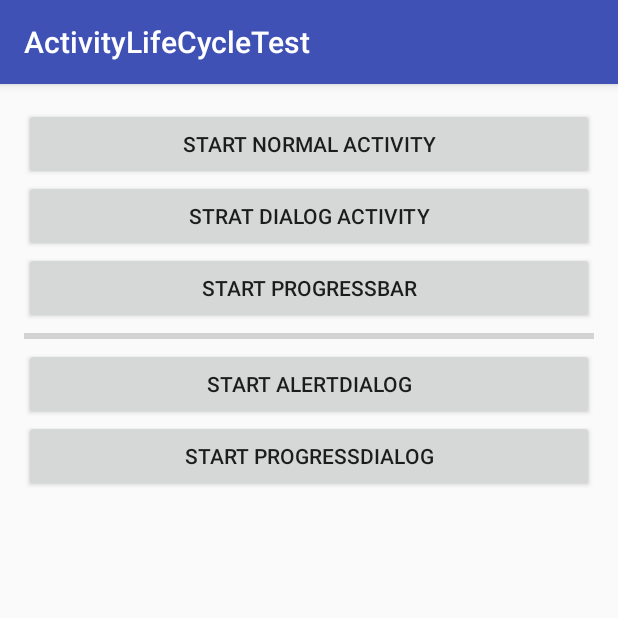
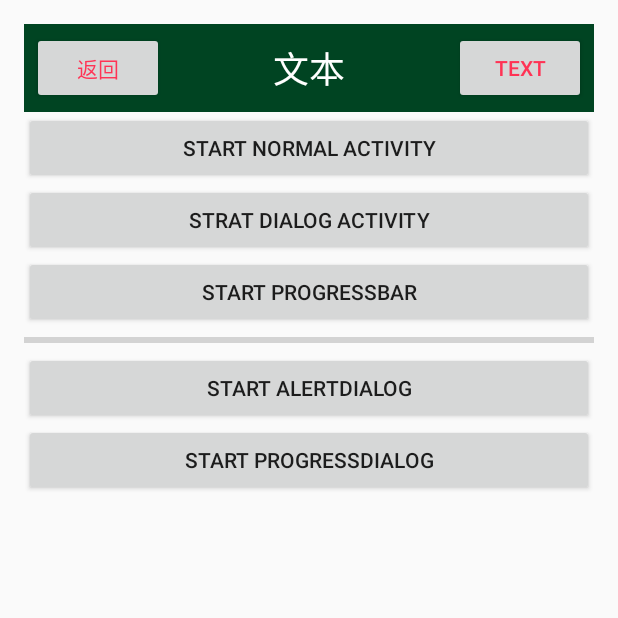
Before and after one commit to Tesla-1i/AndroidMac, an Android app: the screen it shows after launch (MainActivity), on a phone screen of 412 x 824 dp, the top half of it. Run offline under Robolectric (Android 15) with nearby library versions, the phone set to English and light mode, and no system bars; 3 statements that could not run were skipped.

Commit message:
text
text

```diff
--- a/ActivityLifeCycleTest/app/src/main/java/mxy/com/activitylifecycletest/MainActivity.java
+++ b/ActivityLifeCycleTest/app/src/main/java/mxy/com/activitylifecycletest/MainActivity.java
@@ -4,6 +4,7 @@ import android.app.ProgressDialog;
 import android.content.DialogInterface;
 import android.content.Intent;
 import android.net.Uri;
+import android.support.v7.app.ActionBar;
 import android.support.v7.app.AlertDialog;
 import android.support.v7.app.AppCompatActivity;
 import android.os.Bundle;
@@ -34,6 +35,10 @@ public class MainActivity extends AppCompatActivity implements View.OnClickListe
     protected void onCreate(Bundle savedInstanceState) {
         super.onCreate(savedInstanceState);
         setContentView(R.layout.activity_main);
+        ActionBar actionBar = getSupportActionBar();
+        if(actionBar != null){
+            actionBar.hide();
+        }
         Button button1 = (Button) findViewById(R.id.button1);
         button1.setOnClickListener(new View.OnClickListener() {
             @Override
@@ -61,9 +66,14 @@ public class MainActivity extends AppCompatActivity implements View.OnClickListe
         Button button5 = (Button) findViewById(R.id.button5);
         button5.setOnClickListener(this);
 
-
-
-
+        final TextView textViewTitle = (TextView) findViewById(R.id.title_text);
+        View buttonTitle = (Button)findViewById(R.id.title_back);
+        buttonTitle.setOnClickListener(new View.OnClickListener() {
+            @Override
+            public void onClick(View v) {
+             textViewTitle.setText("BACK");
+            }
+        });
     }
 
     @Override
--- a/ActivityLifeCycleTest/app/src/main/res/layout/activity_main.xml
+++ b/ActivityLifeCycleTest/app/src/main/res/layout/activity_main.xml
@@ -10,7 +10,7 @@
     android:paddingTop="@dimen/activity_vertical_margin"
     android:orientation="vertical"
     tools:context="mxy.com.activitylifecycletest.MainActivity">
-
+    <include layout="@layout/title"/>
 
     <Button
         android:layout_width="match_parent"
--- /dev/null
+++ b/ActivityLifeCycleTest/app/src/main/res/layout/title.xml
@@ -0,0 +1,36 @@
+<?xml version="1.0" encoding="utf-8"?>
+<LinearLayout xmlns:android="http://schemas.android.com/apk/res/android"
+    android:orientation="horizontal"
+    android:layout_width="match_parent"
+    android:layout_height="wrap_content"
+    android:background="#004422">
+    <Button
+        android:layout_width="wrap_content"
+        android:layout_height="wrap_content"
+        android:id="@+id/title_back"
+        android:layout_gravity="center"
+        android:layout_margin="5dp"
+        android:text="返回"
+        android:textColor="#f35"/>
+    <TextView
+        android:layout_width="wrap_content"
+        android:layout_height="wrap_content"
+        android:id="@+id/title_text"
+        android:layout_gravity="center"
+        android:layout_weight="1"
+        android:gravity="center"
+        android:text="文本"
+        android:textSize="24sp"
+        android:textColor="#fff"/>
+    <Button
+        android:layout_width="wrap_content"
+        android:layout_height="wrap_content"
+        android:text="text"
+        android:layout_gravity="center"
+        android:layout_margin="5dp"
+        android:textColor="#f35"
+        android:id="@+id/title_edit"
+        />
+
+
+</LinearLayout>
```
